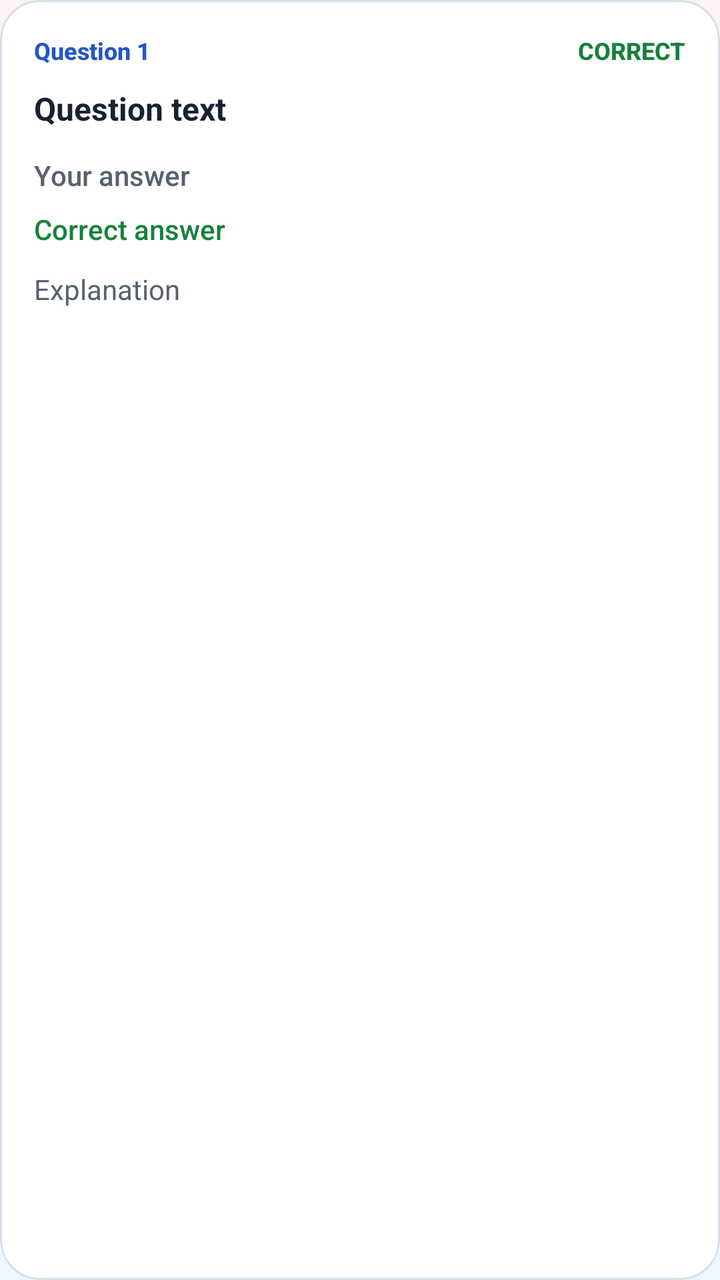
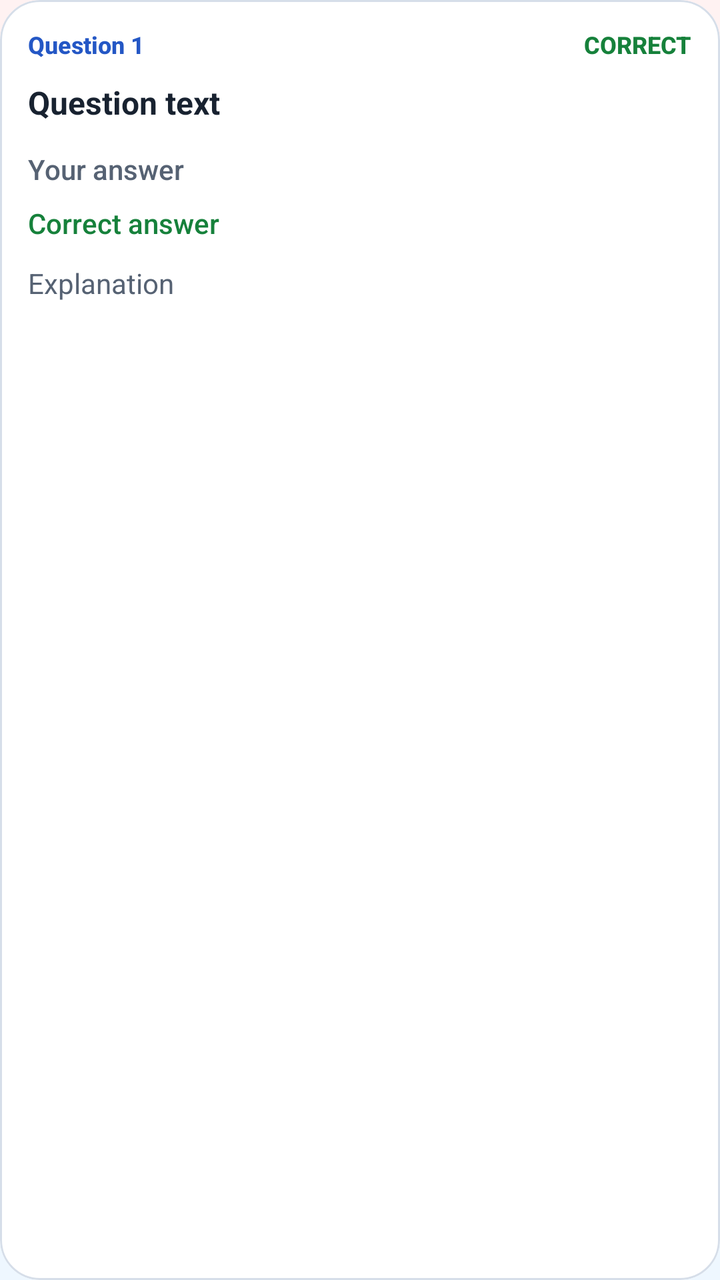

The first picture is an Android layout as it rendered before a commit; the second is the same layout after the commit. The layout source and the unified diff follow.
<!-- AndroidManifest.xml: application theme Theme.StudySaathi -->
<!-- res/layout/item_quiz_review.xml -->
<?xml version="1.0" encoding="utf-8"?>
<com.google.android.material.card.MaterialCardView xmlns:android="http://schemas.android.com/apk/res/android"
    xmlns:app="http://schemas.android.com/apk/res-auto"
    android:id="@+id/cardQuizReview"
    android:layout_width="match_parent"
    android:layout_height="wrap_content"
    android:layout_marginBottom="13dp"
    app:cardBackgroundColor="@color/ss_surface"
    app:cardCornerRadius="20dp"
    app:cardElevation="0dp"
    app:strokeColor="@color/ss_outline"
    app:strokeWidth="1dp">

    <LinearLayout
        android:layout_width="match_parent"
        android:layout_height="wrap_content"
        android:orientation="vertical"
        android:padding="17dp">

        <LinearLayout
            android:layout_width="match_parent"
            android:layout_height="wrap_content"
            android:gravity="center_vertical"
            android:orientation="horizontal">

            <TextView
                android:id="@+id/textReviewQuestionNumber"
                android:layout_width="0dp"
                android:layout_height="wrap_content"
                android:layout_weight="1"
                android:fontFamily="sans-serif-medium"
                android:text="Question 1"
                android:textColor="@color/ss_primary"
                android:textSize="12sp"
                android:textStyle="bold" />

            <TextView
                android:id="@+id/textReviewStatus"
                android:layout_width="wrap_content"
                android:layout_height="wrap_content"
                android:fontFamily="sans-serif-medium"
                android:text="@string/quiz_review_correct"
                android:textColor="@color/ss_success"
                android:textSize="12sp"
                android:textStyle="bold" />

        </LinearLayout>

        <TextView
            android:id="@+id/textReviewQuestion"
            android:layout_width="match_parent"
            android:layout_height="wrap_content"
            android:layout_marginTop="10dp"
            android:fontFamily="sans-serif-rounded"
            android:lineSpacingExtra="2dp"
            android:text="Question text"
            android:textColor="@color/ss_text_primary"
            android:textSize="16sp"
            android:textStyle="bold" />

        <TextView
            android:id="@+id/textReviewSelectedAnswer"
            android:layout_width="match_parent"
            android:layout_height="wrap_content"
            android:layout_marginTop="13dp"
            android:fontFamily="sans-serif-medium"
            android:lineSpacingExtra="2dp"
            android:text="Your answer"
            android:textColor="@color/ss_text_secondary"
            android:textSize="14sp" />

        <TextView
            android:id="@+id/textReviewCorrectAnswer"
            android:layout_width="match_parent"
            android:layout_height="wrap_content"
            android:layout_marginTop="8dp"
            android:fontFamily="sans-serif-medium"
            android:lineSpacingExtra="2dp"
            android:text="Correct answer"
            android:textColor="@color/ss_success"
            android:textSize="14sp" />

        <TextView
            android:id="@+id/textReviewExplanation"
            android:layout_width="match_parent"
            android:layout_height="wrap_content"
            android:layout_marginTop="11dp"
            android:fontFamily="sans-serif"
            android:lineSpacingExtra="3dp"
            android:text="Explanation"
            android:textColor="@color/ss_text_secondary"
            android:textSize="14sp" />

    </LinearLayout>

</com.google.android.material.card.MaterialCardView>
<!-- resources referenced by this layout -->
<resources>
  <color name="ss_outline">#D6DEE9</color>
  <color name="ss_primary">#2457C5</color>
  <color name="ss_success">#16813B</color>
  <color name="ss_surface">#FFFFFF</color>
  <color name="ss_text_primary">#182230</color>
  <color name="ss_text_secondary">#566273</color>
  <string name="quiz_review_correct">
          CORRECT
      </string>
  <style name="Theme.StudySaathi" parent="Theme.Material3.DayNight.NoActionBar">
  
          
          <item name="colorPrimary">@color/ss_primary</item>
          <item name="colorOnPrimary">@color/ss_on_primary</item>
          <item name="colorPrimaryContainer">@color/ss_blue_soft</item>
          <item name="colorOnPrimaryContainer">@color/ss_primary_dark</item>
  
          <item name="colorSecondary">@color/ss_secondary</item>
          <item name="colorOnSecondary">@color/ss_on_secondary</item>
          <item name="colorSecondaryContainer">@color/ss_teal_soft</item>
          <item name="colorOnSecondaryContainer">@color/ss_secondary</item>
  
          <item name="colorTertiary">@color/ss_tertiary</item>
          <item name="colorOnTertiary">@color/ss_on_tertiary</item>
          <item name="colorTertiaryContainer">@color/ss_yellow_soft</item>
          <item name="colorOnTertiaryContainer">@color/ss_tertiary</item>
  
          
          <item name="android:colorBackground">@color/ss_background</item>
          <item name="colorSurface">@color/ss_surface</item>
          <item name="colorSurfaceVariant">@color/ss_surface_soft</item>
          <item name="colorOnSurface">@color/ss_text_primary</item>
          <item name="colorOnSurfaceVariant">@color/ss_text_secondary</item>
  
          
          <item name="colorOutline">@color/ss_outline</item>
          <item name="colorError">@color/ss_error</item>
          <item name="colorOnError">@color/white</item>
          <item name="colorErrorContainer">@color/ss_red_soft</item>
          <item name="colorOnErrorContainer">@color/ss_error</item>
  
          
          <item name="android:windowBackground">@drawable/bg_app_soft_mix</item>
          <item name="android:statusBarColor">@color/ss_background</item>
          <item name="android:navigationBarColor">@color/ss_background</item>
  
          <item name="android:windowLightStatusBar">true</item>
          <item name="android:windowLightNavigationBar">true</item>
          <item name="android:forceDarkAllowed">false</item>
  
          <item name="android:windowNoTitle">true</item>
          <item name="windowActionModeOverlay">true</item>
  
          
          <item name="android:colorAccent">@color/ss_primary</item>
          <item name="colorControlActivated">@color/ss_primary</item>
          <item name="colorControlNormal">@color/ss_text_secondary</item>
  
      </style>
  <color name="ss_on_primary">#FFFFFF</color>
  <color name="ss_blue_soft">#EAF2FF</color>
  <color name="ss_primary_dark">#173F99</color>
  <color name="ss_secondary">#087F8C</color>
  <color name="ss_on_secondary">#FFFFFF</color>
  <color name="ss_teal_soft">#EAF8F8</color>
  <color name="ss_tertiary">#8A5A00</color>
  <color name="ss_on_tertiary">#FFFFFF</color>
  <color name="ss_yellow_soft">#FFF8E8</color>
  <color name="ss_background">#F7F9FC</color>
  <color name="ss_surface_soft">#F0F4FA</color>
  <color name="ss_error">#BA1A1A</color>
  <color name="white">#FFFFFFFF</color>
  <color name="ss_red_soft">#FFF0F0</color>
  <!-- drawable bg_app_soft_mix (drawable) -->
  <?xml version="1.0" encoding="utf-8"?>
  <shape xmlns:android="http://schemas.android.com/apk/res/android"
      android:shape="rectangle">
  
      <gradient
          android:angle="270"
          android:centerColor="#F2FBF3"
          android:endColor="#EEF7FF"
          android:startColor="#FFF2F2"
          android:type="linear" />
  
  </shape>
</resources>

<!-- the commit's change to res/layout/item_quiz_review.xml (unified diff, before → after) -->
@@ -15,7 +15,7 @@
         android:layout_width="match_parent"
         android:layout_height="wrap_content"
         android:orientation="vertical"
-        android:padding="17dp">
+        android:padding="14dp">
 
         <LinearLayout
             android:layout_width="match_parent"
